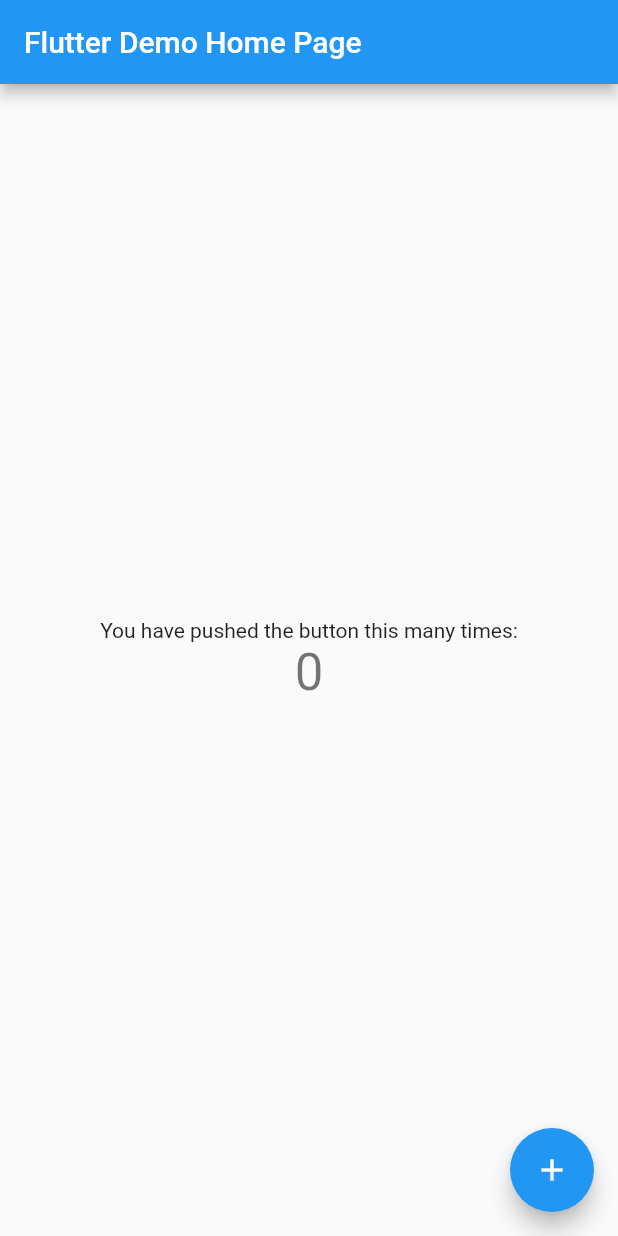
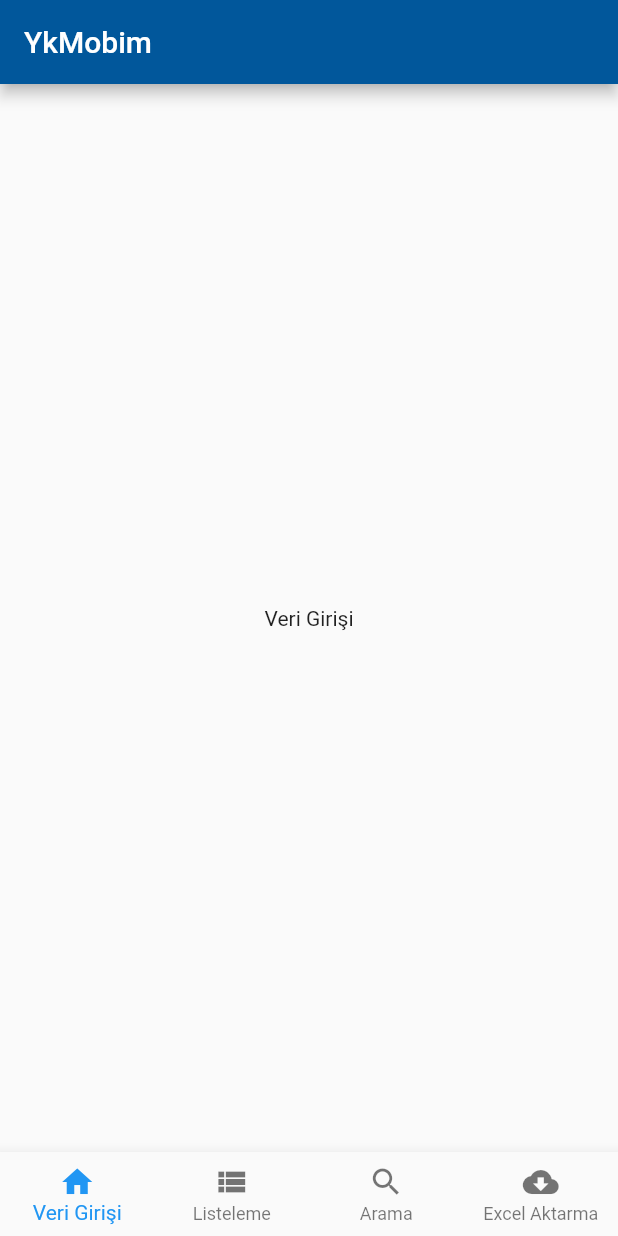
Before and after one commit to mrcasus/flutter_sql, a Flutter app: the screen it shows after launch, on a phone screen of 412 x 824 dp. Run offline on Flutter 3.47's test engine with Material 2 defaults, Android fonts, the phone set to English and light mode, and no system bars.

Commit message:
Update main.dart

```diff
--- a/lib/main.dart
+++ b/lib/main.dart
@@ -44,68 +44,41 @@ class MyHomePage extends StatefulWidget {
 }
 
 class _MyHomePageState extends State<MyHomePage> {
-  int _counter = 0;
+  int _selectedTabIndex = 0;
 
-  void _incrementCounter() {
+  List _pages = [
+    Text("Veri Girişi"),
+    Text("Listeleme"),
+    Text("Arama"),
+    Text("Excel Aktarma"),
+  ];
+
+  _changeIndex(int index) {
     setState(() {
-      // This call to setState tells the Flutter framework that something has
-      // changed in this State, which causes it to rerun the build method below
-      // so that the display can reflect the updated values. If we changed
-      // _counter without calling setState(), then the build method would not be
-      // called again, and so nothing would appear to happen.
-      _counter++;
+      _selectedTabIndex = index;
     });
   }
 
   @override
   Widget build(BuildContext context) {
-    // This method is rerun every time setState is called, for instance as done
-    // by the _incrementCounter method above.
-    //
-    // The Flutter framework has been optimized to make rerunning build methods
-    // fast, so that you can just rebuild anything that needs updating rather
-    // than having to individually change instances of widgets.
     return Scaffold(
       appBar: AppBar(
-        // Here we take the value from the MyHomePage object that was created by
-        // the App.build method, and use it to set our appbar title.
-        title: Text(widget.title),
+          title: Text("YkMobim"), backgroundColor: Colors.lightBlue[900]),
+      body: Center(child: _pages[_selectedTabIndex]),
+      bottomNavigationBar: BottomNavigationBar(
+        currentIndex: _selectedTabIndex,
+        type: BottomNavigationBarType.fixed,
+        onTap: _changeIndex,
+        items: [
+          BottomNavigationBarItem(icon: Icon(Icons.home), title: Text("Veri Girişi")),
+          BottomNavigationBarItem(
+              icon: Icon(Icons.view_list),title: Text("Listeleme")),
+          BottomNavigationBarItem(
+              icon: Icon(Icons.search), title: Text("Arama")),
+          BottomNavigationBarItem(
+             icon: Icon(Icons.cloud_download), title: Text("Excel Aktarma")),
+        ],
       ),
-      body: Center(
-        // Center is a layout widget. It takes a single child and positions it
-        // in the middle of the parent.
-        child: Column(
-          // Column is also a layout widget. It takes a list of children and
-          // arranges them vertically. By default, it sizes itself to fit its
-          // children horizontally, and tries to be as tall as its parent.
-          //
-          // Invoke "debug painting" (press "p" in the console, choose the
-          // "Toggle Debug Paint" action from the Flutter Inspector in Android
-          // Studio, or the "Toggle Debug Paint" command in Visual Studio Code)
-          // to see the wireframe for each widget.
-          //
-          // Column has various properties to control how it sizes itself and
-          // how it positions its children. Here we use mainAxisAlignment to
-          // center the children vertically; the main axis here is the vertical
-          // axis because Columns are vertical (the cross axis would be
-          // horizontal).
-          mainAxisAlignment: MainAxisAlignment.center,
-          children: <Widget>[
-            Text(
-              'You have pushed the button this many times:',
-            ),
-            Text(
-              '$_counter',
-              style: Theme.of(context).textTheme.display1,
-            ),
-          ],
-        ),
-      ),
-      floatingActionButton: FloatingActionButton(
-        onPressed: _incrementCounter,
-        tooltip: 'Increment',
-        child: Icon(Icons.add),
-      ), // This trailing comma makes auto-formatting nicer for build methods.
     );
   }
 }
```
